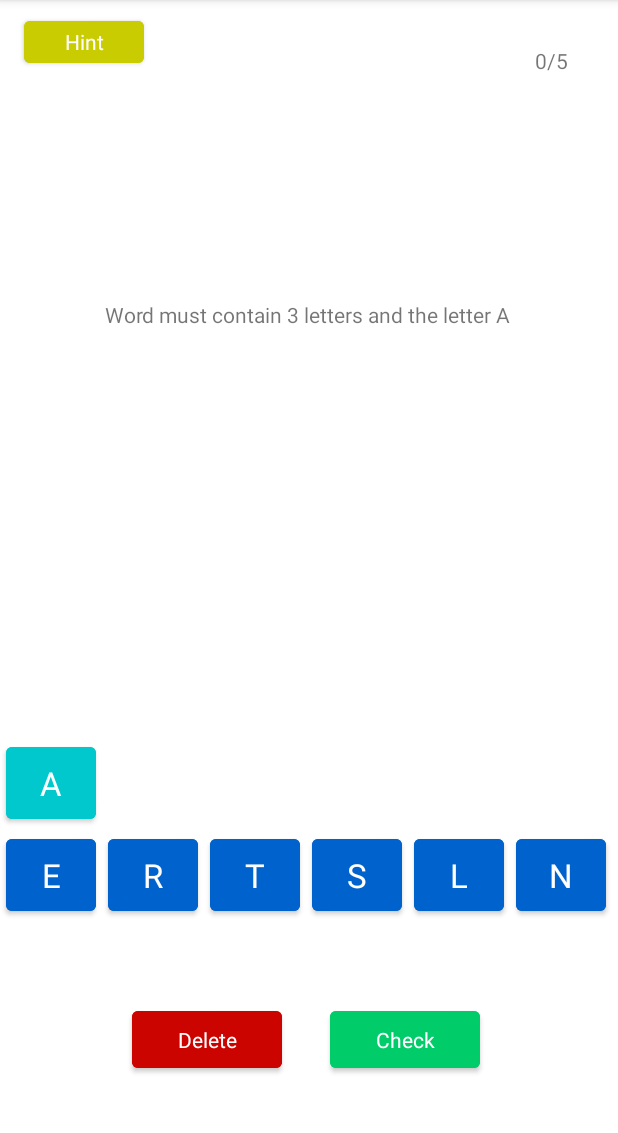
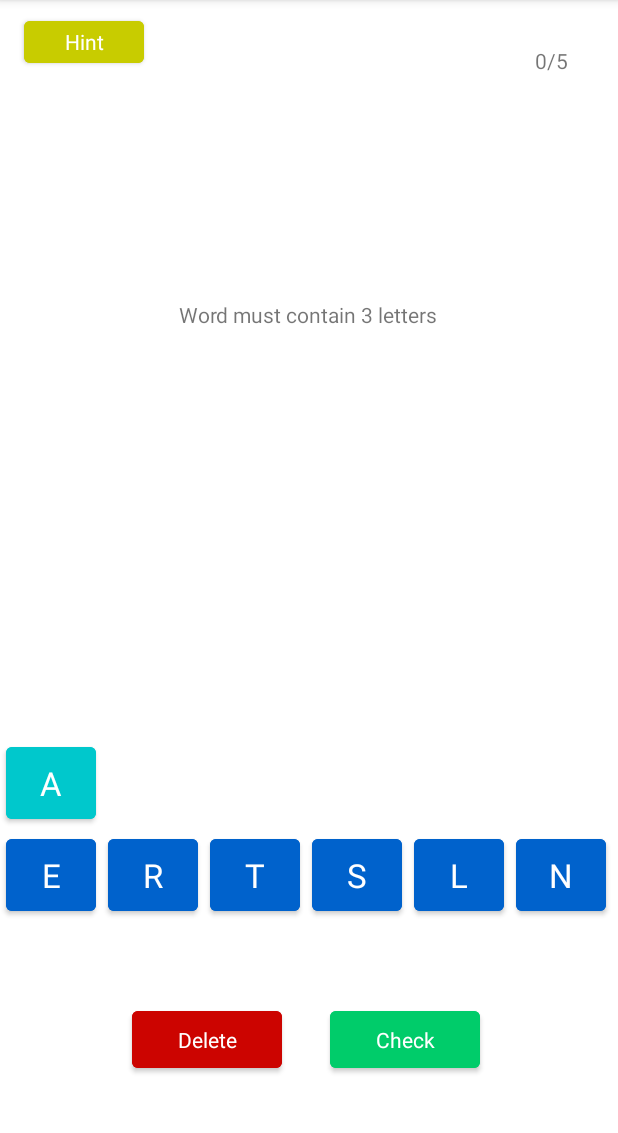
Before and after one commit to MathiasCK/crosswords, an Android app: the screen it shows after launch (MainActivity), after a tap on "Check", on a phone screen of 412 x 824 dp, the part 84-1217 px from its top. Run offline under Robolectric (Android 15) with nearby library versions, the phone set to English and light mode, and no system bars; 2 other taps on this screen came first.

Commit message:
Improve error handling

```diff
--- a/app/src/main/java/com/example/kryssord/Controls.java
+++ b/app/src/main/java/com/example/kryssord/Controls.java
@@ -28,24 +28,32 @@ public class Controls {
         MainActivity.toast.setText(hint.substring(0, hint.length() - 1) + "*");
     }
 
-    public static boolean check() {
+    private static void messageToast(String toastMessage) {
+        MainActivity.toast.setText(toastMessage);
+    }
+
+    public static void check() {
         String inputText = MainActivity.text.getText().toString();
         MainActivity.toast.setText("");
 
-        if (inputText.length() < MainActivity.difficulty || !inputText.contains("A")) {
-            String toastMessage = "Word must contain " + MainActivity.difficulty + " letters and the letter A";
-            MainActivity.toast.setText(toastMessage);
-            return false;
+        if (inputText.length() < MainActivity.difficulty) {
+            messageToast("Word must contain " + MainActivity.difficulty + " letters");
+            return;
+        }
+
+        if (!inputText.contains("A")) {
+            messageToast("Word must contain the letter A");
+            return;
         }
 
         if (MainActivity.usedWords.contains(inputText)) {
-            MainActivity.toast.setText("Word is already used");
-            return false;
+            messageToast("Word is already used");
+            return;
         }
 
         if (!Arrays.asList(MainActivity.correctWords).contains(inputText)) {
-            MainActivity.toast.setText("Wrong word");
-            return false;
+            messageToast("Wrong word");
+            return;
         }
 
         MainActivity.toast.setText("Correct!");
@@ -57,8 +65,6 @@ public class Controls {
         MainActivity.numCompleted.append(inputText + " ");
 
         MainActivity.text.setText("");
-
-        return used == correct;
     }
 
 }
--- a/app/src/main/java/com/example/kryssord/MainActivity.java
+++ b/app/src/main/java/com/example/kryssord/MainActivity.java
@@ -106,9 +106,9 @@ public class MainActivity extends AppCompatActivity {
         button_check.setOnClickListener(new View.OnClickListener() {
             @Override
             public void onClick(View view) {
-                boolean isFinished = Controls.check();
+                Controls.check();
 
-                if (isFinished) {
+                if (usedWords.size() == correctWords.length) {
                     toast.setText("Game finished");
                     disableButtons();
                 }
```
